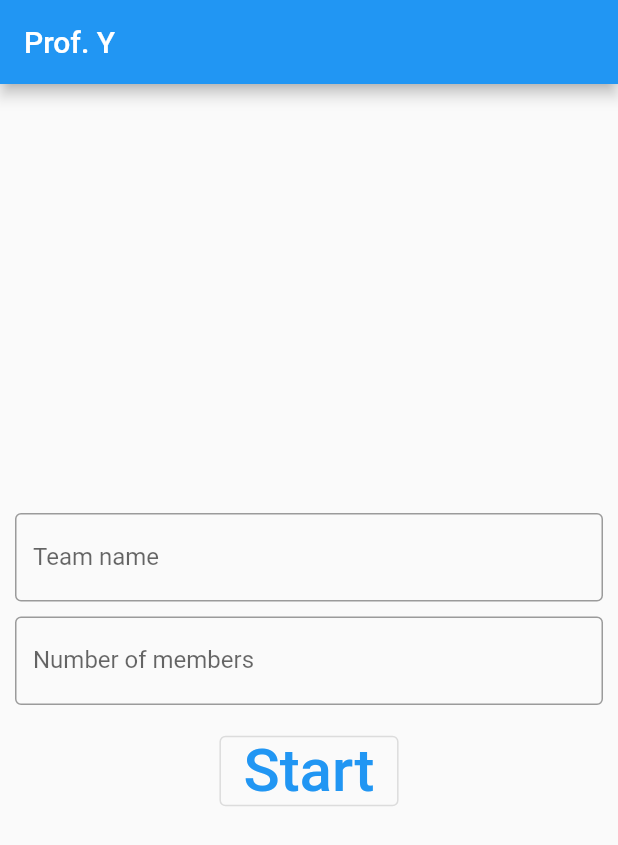
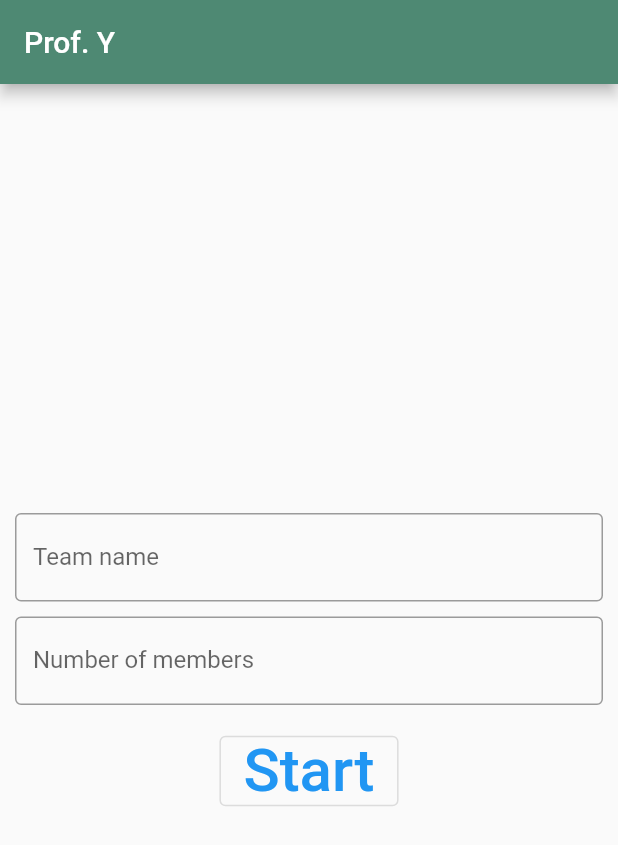
Before and after one commit to ubilab-ws20/puzzle1, a Flutter app: the screen it shows after launch, on a phone screen of 412 x 824 dp. Shown: the top 845 px of the screen. Run offline on Flutter 3.47's test engine with Material 2 defaults, Android fonts, the light colour scheme and no system bars; our stand-ins replace audioplayers, fl_chart, flutter_blue, flutter_map, geolocator, latlong and 4 more; missing offline and left inert: beacons_plugin, motion_sensors, mqtt_client, noise_meter, user_location.

```diff
--- a/lib/main.dart
+++ b/lib/main.dart
@@ -15,6 +15,10 @@ class MyApp extends StatelessWidget {
   Widget build(BuildContext context) {
     return MaterialApp(
       title: stringAppName,
+      theme: ThemeData(
+        primaryColor: Color(0xFF4E8973),
+        accentColor: Color(0xFF69C869),
+      ),
       initialRoute: '/',
       routes: {
         '/': (context) => StartScreen(),
```
Also changed, not shown: pubspec.yaml (+7 -0 lines), assets/icon/icon.png (added), pubspec.lock, 21 other files.
